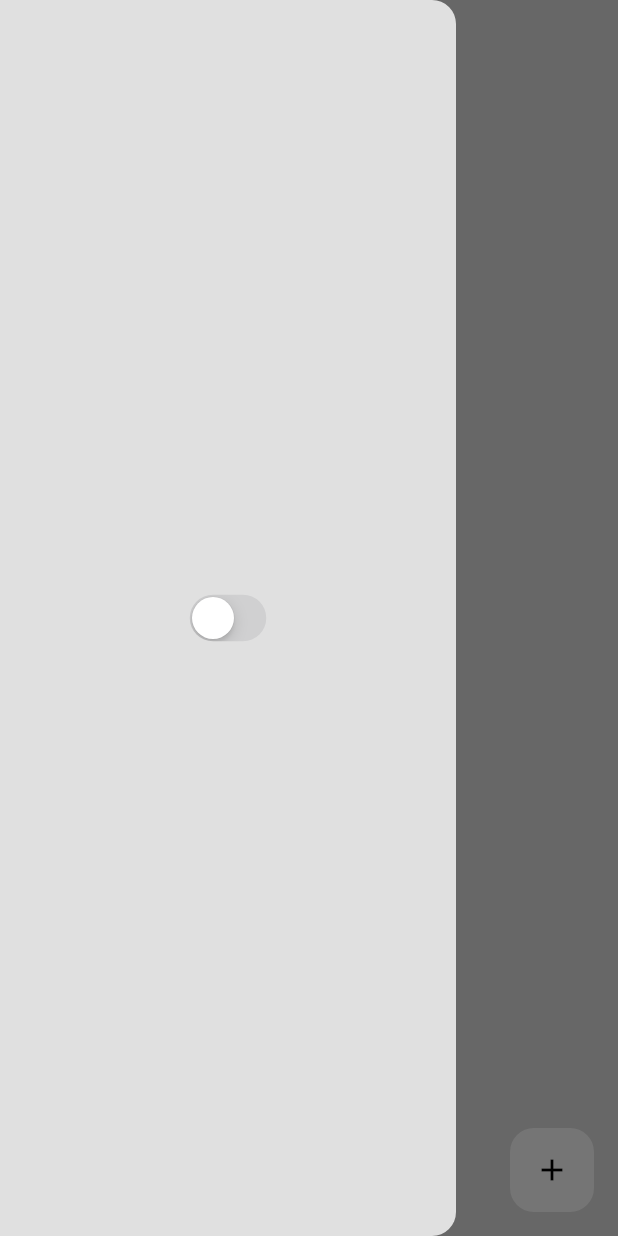
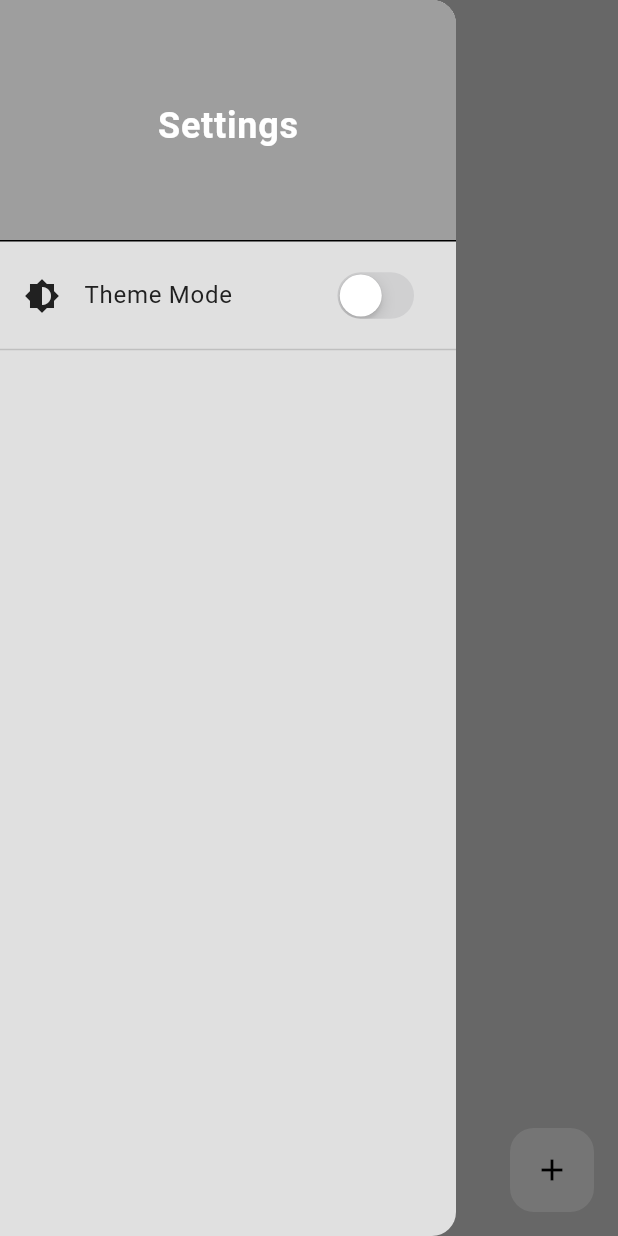
Before and after one commit to Virucodes/consistency_tracker, a Flutter app: the screen it shows after launch, with the side drawer open, on a phone screen of 412 x 824 dp. Run offline on Flutter 3.47's test engine with Material 3 defaults, Android fonts, the phone set to English and light mode, and no system bars; our stand-ins replace animated_text_kit, flutter_heatmap_calendar, flutter_slidable, google_fonts, isar, lottie; accounts and stored records are empty; generated files the repository leaves out were written again.

Commit message:
drawer updated

```diff
--- a/lib/components/my_drawer.dart
+++ b/lib/components/my_drawer.dart
@@ -3,19 +3,56 @@ import 'package:flutter/cupertino.dart';
 import 'package:flutter/material.dart';
 import 'package:provider/provider.dart';
 
+// import 'package:flutter/material.dart';
+// import 'package:flutter/cupertino.dart';
+// import 'package:provider/provider.dart';
+
 class MyDrawer extends StatelessWidget {
-  const MyDrawer({super.key});
-
   @override
   Widget build(BuildContext context) {
     return Drawer(
       backgroundColor: Theme.of(context).colorScheme.surface,
-      child: Center(
-        child: CupertinoSwitch(
-            value: Provider.of<ThemeProvider>(context).isDarkMode,
-            onChanged: (value) =>
-                Provider.of<ThemeProvider>(context, listen: false)
-                    .toggletheme()),
+      child: Column(
+        crossAxisAlignment: CrossAxisAlignment.start,
+        children: [
+          DrawerHeader(
+            decoration: BoxDecoration(
+              color: Theme.of(context).colorScheme.primary,
+            ),
+            child: Center(
+              child: Text(
+                'Settings',
+                style: TextStyle(
+                  fontSize: 24,
+                  fontWeight: FontWeight.bold,
+                  color: Theme.of(context).colorScheme.tertiary,
+                ),
+              ),
+            ),
+          ),
+          ListTile(
+            leading: Icon(
+              Icons.brightness_6,
+              color: Theme.of(context).colorScheme.inversePrimary,
+            ),
+            title: Text(
+              'Theme Mode',
+              style: TextStyle(
+                fontSize: 16,
+                color: Theme.of(context).colorScheme.inversePrimary,
+              ),
+            ),
+            trailing: CupertinoSwitch(
+              value: Provider.of<ThemeProvider>(context).isDarkMode,
+              onChanged: (value) => Provider.of<ThemeProvider>(context, listen: false).toggletheme(),
+              activeColor: Theme.of(context).colorScheme.primary,
+            ),
+          ),
+          Divider(
+            thickness: 1,
+            color: Theme.of(context).colorScheme.primary.withOpacity(0.5),
+          ),
+        ],
       ),
     );
   }
--- a/lib/pages/home_page.dart
+++ b/lib/pages/home_page.dart
@@ -34,7 +34,7 @@ class _HomePageState extends State<HomePage> {
               content: TextField(
                 controller: textController,
                 decoration: const InputDecoration(
-                  hintText: "Create a New Text",
+                  hintText: "Create New Task",
                 ),
               ),
               actions: [
```
